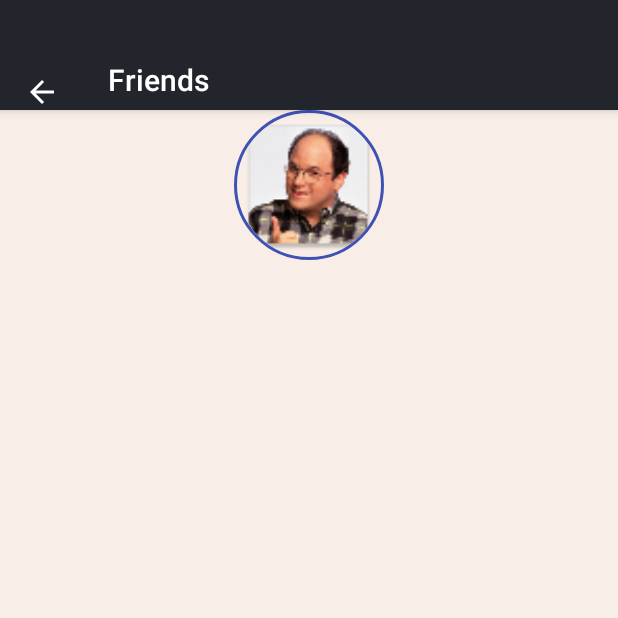
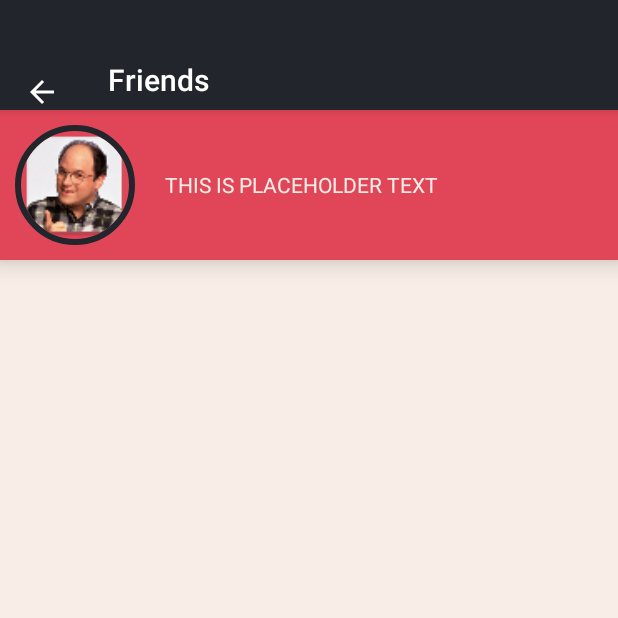
Before and after one commit to IamTheLime/BlockSplitWiseClient, an Android app: the MainActivity screen opened directly, with no data from a screen before it, in the side drawer, after a tap on "Friends", on a phone screen of 412 x 824 dp, the top half of it. Run offline under Robolectric (Android 15) with nearby library versions, the phone set to English and light mode, and no system bars; libraries missing offline, so code that uses them is left out: com.mikhaellopez.circularimageview; plain views replace CircularImageView; 1 statement that could not run was skipped.

Commit message:
Mudadas fonts

```diff
--- a/ClientBlockSplitWise/app/src/main/java/com/blocksplitwise/clientblocksplitwise/Groups.java
+++ b/ClientBlockSplitWise/app/src/main/java/com/blocksplitwise/clientblocksplitwise/Groups.java
@@ -3,6 +3,7 @@ package com.blocksplitwise.clientblocksplitwise;
 import android.app.Activity;
 import android.content.Intent;
 import android.database.Cursor;
+import android.graphics.Typeface;
 import android.media.Image;
 import android.os.Build;
 import android.os.Bundle;
@@ -31,6 +32,8 @@ import android.widget.TableRow;
 import android.widget.TextView;
 import android.widget.Toast;
 
+import org.w3c.dom.Text;
+
 import java.util.ArrayList;
 import java.util.List;
 
@@ -39,6 +42,7 @@ import pojo.GroupDetails;
 public class Groups extends AppCompatActivity {
     private RecyclerView recyclerView;
     private List<GroupDetails> groups;
+
     @Override
     protected void onCreate(Bundle savedInstanceState) {
         if (Build.VERSION.SDK_INT >= Build.VERSION_CODES.KITKAT) {
@@ -50,7 +54,7 @@ public class Groups extends AppCompatActivity {
         Toolbar toolbar = (Toolbar) findViewById(R.id.toolbar);
         setSupportActionBar(toolbar);
         getSupportActionBar().setDisplayHomeAsUpEnabled(true);
-        findViewById(R.id.toolbar).setPadding(0,50,0,0);
+        findViewById(R.id.toolbar).setPadding(0, 50, 0, 0);
         final ImageButton buttonArrow;
         //Creating the action for the Floating Button
         FloatingActionButton fab = (FloatingActionButton) findViewById(R.id.addGroupButton);
@@ -66,14 +70,14 @@ public class Groups extends AppCompatActivity {
         buttonArrow.setOnClickListener(new View.OnClickListener() {
             @Override
             public void onClick(View v) {
-                PopupMenu popup = new PopupMenu(Groups.this,buttonArrow, Gravity.RIGHT);
-                popup.getMenuInflater().inflate(R.menu.popup_menu,popup.getMenu());
+                PopupMenu popup = new PopupMenu(Groups.this, buttonArrow, Gravity.RIGHT);
+                popup.getMenuInflater().inflate(R.menu.popup_menu, popup.getMenu());
                 popup.show();
             }
 
         });
         //Code to Implement the scrollable groups
-        recyclerView = (RecyclerView)findViewById(R.id.rv);
+        recyclerView = (RecyclerView) findViewById(R.id.rv);
         recyclerView.setHasFixedSize(true);
         LinearLayoutManager llm = new LinearLayoutManager(this);
         recyclerView.setLayoutManager(llm);
@@ -82,13 +86,20 @@ public class Groups extends AppCompatActivity {
         recyclerView.addItemDecoration(itemDecoration);
         // This is Just for Test
         initializeData();
-        RVAdapter adapter = new RVAdapter(groups);
-        recyclerView.setAdapter(adapter);
+        recyclerView.setAdapter(new GroupsPreviewAdapter(LayoutInflater.from(this),groups,new GroupRecyclerOnClickHandler(),getAssets()));
 
-
+        //EXTRAS
+        initfonts();
     }
 
-    private void initializeData(){
+    private void initfonts(){
+        Typeface face = Typeface.createFromAsset(getAssets(),
+                "font/pragmata.ttf");
+        ((TextView)findViewById(R.id.textView2)).setTypeface(face);
+        ((TextView)findViewById(R.id.textView3)).setTypeface(face);
+    }
+
+    private void initializeData() {
         //Query the server for the group information
         //Initialize the List With The group details
         groups = new ArrayList<>();
@@ -105,81 +116,22 @@ public class Groups extends AppCompatActivity {
     public boolean onOptionsItemSelected(MenuItem item) {
         Intent returnIntent = new Intent();
         //returnIntent.putExtra("result",result);
-        setResult(Activity.RESULT_CANCELED,returnIntent);
+        setResult(Activity.RESULT_CANCELED, returnIntent);
         finish();
         return true;
     }
 
-    ////////////////////////////// PRIVATE CLASSES//////////////////////////////////////////////////
 
-    //These class assures that the cards are properly represented
-
-    class RVAdapter extends RecyclerView.Adapter<RVAdapter.GroupViewHolder>{
-        private List<GroupDetails> groups;
-        private final View.OnClickListener clickListener = new GroupRecyclerOnClickHandler();
-
-
-        public  class GroupViewHolder extends RecyclerView.ViewHolder {
-            CardView cv;
-            TextView groupName;
-            TextView groupInfo;
-            ImageView groupPhoto;
-
-            GroupViewHolder(View itemView) {
-                super(itemView);
-                cv = (CardView)itemView.findViewById(R.id.cv);
-                groupName = (TextView)itemView.findViewById(R.id.group_name);
-                groupInfo = (TextView)itemView.findViewById(R.id.group_info);
-                groupPhoto = (ImageView)itemView.findViewById(R.id.group_photo);
-            }
-
-        }
-
-        RVAdapter(List<GroupDetails> groups){
-            this.groups = groups;
-        }
-
-
-        @Override
-        public int getItemCount() {
-            return groups.size();
-        }
-
-        @Override
-        public GroupViewHolder onCreateViewHolder(ViewGroup viewGroup, int i) {
-            View v = LayoutInflater.from(viewGroup.getContext()).inflate(R.layout.card_view_layout, viewGroup, false);
-            v.setOnClickListener(clickListener);
-            GroupViewHolder gvh = new GroupViewHolder(v);
-            return gvh;
-        }
-
-        @Override
-        public void onBindViewHolder(GroupViewHolder groupViewHolder, int i) {
-            groupViewHolder.groupName.setText(groups.get(i).getGroupName());
-            groupViewHolder.groupInfo.setText(groups.get(i).getGroupInfo());
-            groupViewHolder.groupPhoto.setImageResource(groups.get(i).getPhotoId());
-        }
-
-        @Override
-        public void onAttachedToRecyclerView(RecyclerView recyclerView) {
-            super.onAttachedToRecyclerView(recyclerView);
-        }
-
-    }
     //Handler of the clicks
 
-    private class GroupRecyclerOnClickHandler implements RecyclerView.OnClickListener{
+    private class GroupRecyclerOnClickHandler implements RecyclerView.OnClickListener {
         @Override
         public void onClick(final View view) {
             int itemPosition = recyclerView.getChildLayoutPosition(view);
             GroupDetails item = groups.get(itemPosition);
-            Intent goToGroupDetails = new Intent(Groups.this,Group.class);
-            goToGroupDetails.putExtra("GroupValue",item);
-            startActivityForResult(goToGroupDetails,0);
+            Intent goToGroupDetails = new Intent(Groups.this, Group.class);
+            goToGroupDetails.putExtra("GroupValue", item);
+            startActivityForResult(goToGroupDetails, 0);
         }
     }
-
-    //////////////////////////////////// END OF THE ADAPTER CARD CLASS//////////////////////////////
-
-
 }
--- /dev/null
+++ b/ClientBlockSplitWise/app/src/main/java/com/blocksplitwise/clientblocksplitwise/GroupsAdapter.java
@@ -0,0 +1,88 @@
+package com.blocksplitwise.clientblocksplitwise;
+
+import android.content.res.AssetManager;
+import android.graphics.Typeface;
+import android.support.v7.widget.CardView;
+import android.support.v7.widget.RecyclerView;
+import android.view.LayoutInflater;
+import android.view.View;
+import android.view.ViewGroup;
+import android.widget.ImageView;
+import android.widget.TextView;
+
+import java.util.List;
+
+import pojo.GroupDetails;
+
+/**
+ * Created by Tiago-DESKTOP-WIN-PC on 17/05/21.
+ */
+
+
+class GroupsPreviewAdapter extends RecyclerView.Adapter<GroupsPreviewAdapter.GroupViewHolder>{
+        private List<GroupDetails> groups;
+        private  View.OnClickListener clickListener = null;
+        private final LayoutInflater inflater;
+        private final AssetManager assets;
+
+        public  class GroupViewHolder extends RecyclerView.ViewHolder {
+            CardView cv;
+            TextView groupName;
+            TextView groupInfo;
+            ImageView groupPhoto;
+
+
+            GroupViewHolder(View itemView) {
+                super(itemView);
+                cv = (CardView)itemView.findViewById(R.id.cv);
+                groupName = (TextView)itemView.findViewById(R.id.group_name);
+                groupInfo = (TextView)itemView.findViewById(R.id.group_info);
+                groupPhoto = (ImageView)itemView.findViewById(R.id.group_photo);
+                //Changing the fonts
+                Typeface face = Typeface.createFromAsset(assets,
+                        "font/pragmata.ttf");
+                Typeface face2 = Typeface.createFromAsset(assets,
+                        "font/pragmata.ttf");
+                groupName.setTypeface(face2);
+                groupName.setTextSize(24);
+                groupInfo.setTypeface(face);
+                groupInfo.setTextSize(18);
+
+            }
+
+        }
+
+        GroupsPreviewAdapter(LayoutInflater inflater, List<GroupDetails>groups, View.OnClickListener groch,AssetManager assets){
+            this.groups = groups;
+            this.clickListener = groch;
+            this.inflater = inflater;
+            this.assets = assets;
+        }
+
+
+        @Override
+        public int getItemCount() {
+            return groups.size();
+        }
+
+        @Override
+        public GroupViewHolder onCreateViewHolder(ViewGroup viewGroup, int i) {
+            View v = inflater.inflate(R.layout.card_view_layout, viewGroup, false);
+            v.setOnClickListener(clickListener);
+            GroupViewHolder gvh = new GroupViewHolder(v);
+            return gvh;
+        }
+
+        @Override
+        public void onBindViewHolder(GroupViewHolder groupViewHolder, int i) {
+            groupViewHolder.groupName.setText(groups.get(i).getGroupName());
+            groupViewHolder.groupInfo.setText(groups.get(i).getGroupInfo());
+            groupViewHolder.groupPhoto.setImageResource(groups.get(i).getPhotoId());
+        }
+
+        @Override
+        public void onAttachedToRecyclerView(RecyclerView recyclerView) {
+            super.onAttachedToRecyclerView(recyclerView);
+        }
+
+}
--- a/ClientBlockSplitWise/app/src/main/java/com/blocksplitwise/clientblocksplitwise/MainActivity.java
+++ b/ClientBlockSplitWise/app/src/main/java/com/blocksplitwise/clientblocksplitwise/MainActivity.java
@@ -1,6 +1,7 @@
 package com.blocksplitwise.clientblocksplitwise;
 
 import android.content.Intent;
+import android.graphics.Typeface;
 import android.os.Build;
 import android.os.Bundle;
 import android.support.design.widget.FloatingActionButton;
@@ -31,6 +32,11 @@ public class MainActivity extends AppCompatActivity
         super.onCreate(savedInstanceState);
         setContentView(R.layout.activity_main);
         Toolbar toolbar = (Toolbar) findViewById(R.id.toolbar);
+        TextView tv = (TextView) findViewById(R.id.toolbar_title);
+        Typeface face = Typeface.createFromAsset((getAssets()),"font/Amethyst.ttf");
+        tv.setTypeface(face);
+        tv.setText("BLOCKSPLITWISE");
+        tv.setTextSize(30);
         setSupportActionBar(toolbar);
         findViewById(R.id.toolbar).setPadding(0,50,0,0);
         DrawerLayout drawer = (DrawerLayout) findViewById(R.id.drawer_layout);
--- a/ClientBlockSplitWise/app/src/main/res/layout/content_friends.xml
+++ b/ClientBlockSplitWise/app/src/main/res/layout/content_friends.xml
@@ -1,5 +1,5 @@
 <?xml version="1.0" encoding="utf-8"?>
-<android.support.constraint.ConstraintLayout xmlns:android="http://schemas.android.com/apk/res/android"
+<RelativeLayout xmlns:android="http://schemas.android.com/apk/res/android"
     xmlns:app="http://schemas.android.com/apk/res-auto"
     xmlns:tools="http://schemas.android.com/tools"
     android:layout_width="match_parent"
@@ -9,31 +9,59 @@
     tools:showIn="@layout/activity_friends">
 
     <RelativeLayout
+        android:id="@+id/upperlayout"
         android:layout_width="match_parent"
-        android:layout_height="513dp"
-        tools:layout_editor_absoluteY="8dp"
-        tools:layout_editor_absoluteX="8dp">
-
-        <RelativeLayout
-            android:layout_alignParentTop="true"
-            android:layout_centerHorizontal="true"
-            android:layout_width="match_parent"
-            android:layout_height="wrap_content">
+        android:layout_height="100dp"
+        android:background="@color/accent"
+        android:elevation="10dp"
+        android:layout_alignParentTop="true"
+        android:layout_alignParentStart="true">
 
             <com.mikhaellopez.circularimageview.CircularImageView
-                android:layout_width="100dp"
-                android:layout_height="100dp"
-                android:layout_centerHorizontal="true"
+                android:id="@+id/userPicFriends"
+                android:layout_width="80dp"
+                android:layout_height="80dp"
+                android:layout_marginStart="10dp"
+                android:layout_alignParentStart="true"
+                android:layout_centerVertical="true"
                 android:src="@mipmap/ic_costanza"
                 app:civ_border="true"
-                app:civ_border_color="#3f51b5"
-                app:civ_border_width="2dp"
+                app:civ_border_color="@color/primaryDark"
+                app:civ_border_width="4dp"
                 app:civ_shadow="true"
-                app:civ_shadow_color="#3f51b5"
+                app:civ_shadow_color="@color/primaryDark"
                 app:civ_shadow_radius="10"
             />
+            <TextView
+                android:layout_width="match_parent"
+                android:layout_height="wrap_content"
+                android:layout_centerVertical="true"
+                android:layout_marginLeft="20dp"
+                android:layout_toRightOf="@id/userPicFriends"
+                android:text="THIS IS PLACEHOLDER TEXT"
+                android:textColor="@color/colorBG"
+                />
 
-        </RelativeLayout>
+    </RelativeLayout>
+    <RelativeLayout
+        android:layout_width="match_parent"
+        android:layout_height="match_parent"
+        android:layout_below="@id/upperlayout"
+        >
+        <include
+            android:id="@+id/include"
+            layout="@layout/recycler_view"
+            android:layout_width="match_parent"
+            android:layout_height="343dp"
+            android:layout_marginLeft="10dp"
+            android:layout_marginRight="10dp"
+            android:layout_marginBottom="5dp"
+            app:layout_constraintBottom_toBottomOf="parent"
+            app:layout_constraintHorizontal_bias="0.476"
+            app:layout_constraintLeft_toLeftOf="parent"
+            app:layout_constraintRight_toRightOf="parent"
+            android:layout_alignParentBottom="true"
+            android:layout_below="@+id/llayout" />
     </RelativeLayout>
 
-</android.support.constraint.ConstraintLayout>
+</RelativeLayout>
--- a/ClientBlockSplitWise/app/src/main/res/values/strings.xml
+++ b/ClientBlockSplitWise/app/src/main/res/values/strings.xml
@@ -13,7 +13,7 @@
     <string name="permission_rationale">"Contacts permissions are needed for providing email
         completions."
     </string>
-    <string name="title_activity_main">BlockSplitWise</string>
+    <string name="title_activity_main"></string>
 
     <string name="navigation_drawer_open">Open navigation drawer</string>
     <string name="navigation_drawer_close">Close navigation drawer</string>
```
Also changed, not shown: ClientBlockSplitWise/app/src/main/java/com/blocksplitwise/clientblocksplitwise/Group.java (+44 -11 lines), ClientBlockSplitWise/app/src/main/java/com/blocksplitwise/clientblocksplitwise/GroupEventsAdapter.java (+29 -6 lines), ClientBlockSplitWise/app/src/main/res/layout/app_bar_main.xml (+8 -0 lines), ClientBlockSplitWise/app/src/main/res/layout/card_view_timeline.xml (+5 -4 lines), ClientBlockSplitWise/app/src/main/res/layout/content_group.xml (+31 -12 lines), ClientBlockSplitWise/app/src/main/res/layout/content_groups.xml (+12 -3 lines), ClientBlockSplitWise/app/src/main/res/layout/nav_header_main.xml (+22 -9 lines), ClientBlockSplitWise/app/src/main/assets/font/Amethyst.ttf (added), ClientBlockSplitWise/app/src/main/assets/font/pragmata_bold.ttf (added).
